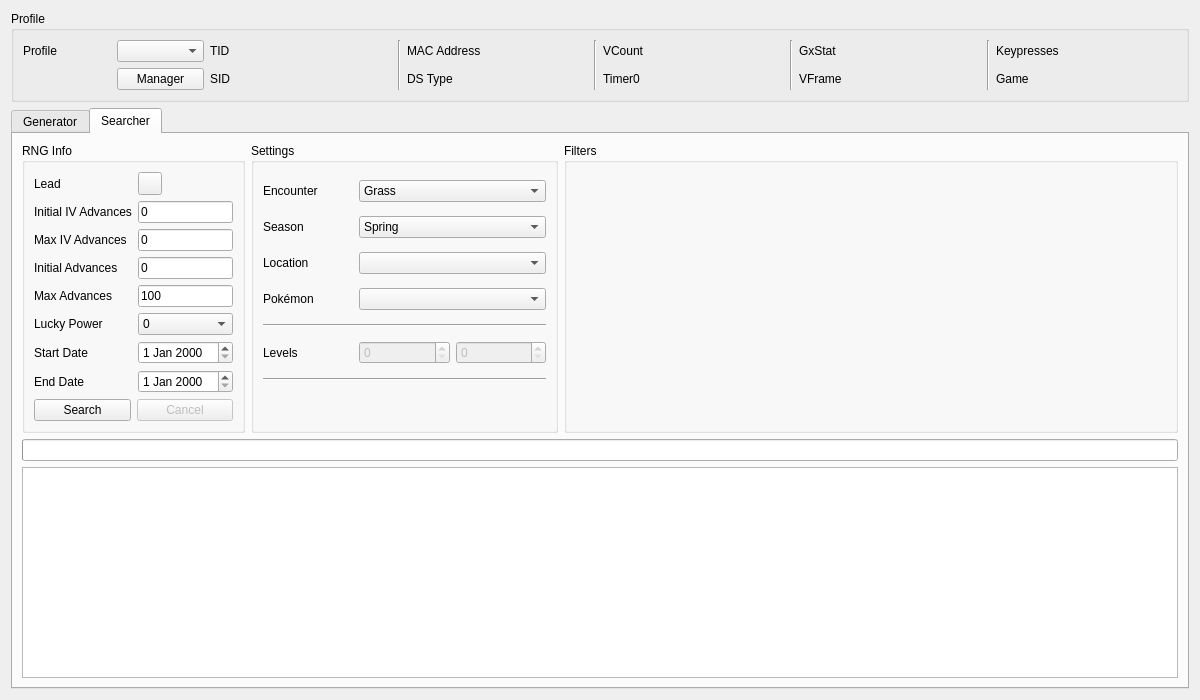
Admiral-Fish/PokeFinder, file Form/Gen5/Wild5.ui: the form before one commit.
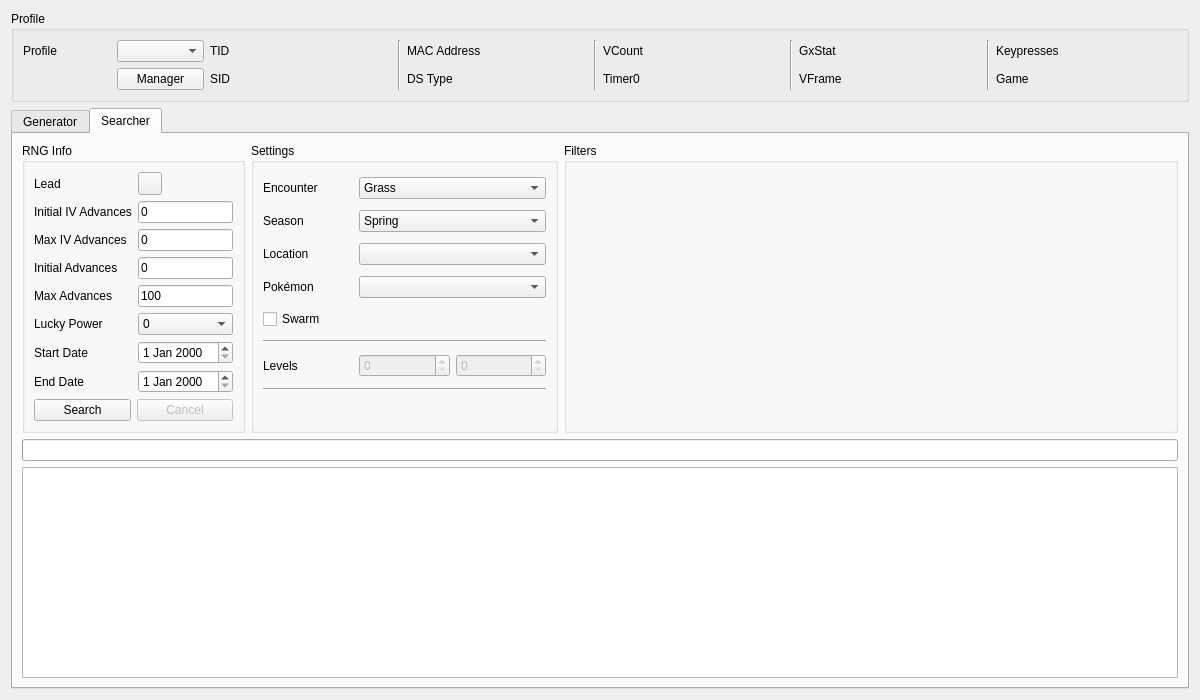
The form after the commit. The open tabs and pages were chosen to show the change. Custom widgets are drawn as their Qt base class.

The edit to the form file:
```diff
--- a/Form/Gen5/Wild5.ui
+++ b/Form/Gen5/Wild5.ui
@@ -410,7 +410,14 @@
            <widget class="ComboBox" name="comboBoxGeneratorPokemon"/>
           </item>
           <item row="4" column="0" colspan="3">
-           <widget class="Line" name="line_6">
+           <widget class="QCheckBox" name="checkBoxGeneratorSwarm">
+            <property name="text">
+             <string>Swarm</string>
+            </property>
+           </widget>
+          </item>
+          <item row="5" column="0" colspan="3">
+           <widget class="Line" name="line_7">
             <property name="orientation">
              <enum>Qt::Orientation::Horizontal</enum>
             </property>
@@ -731,41 +738,48 @@
            <widget class="ComboBox" name="comboBoxSearcherPokemon"/>
           </item>
           <item row="4" column="0" colspan="3">
+           <widget class="QCheckBox" name="checkBoxSearcherSwarm">
+            <property name="text">
+             <string>Swarm</string>
+            </property>
+           </widget>
+          </item>
+          <item row="5" column="0" colspan="3">
            <widget class="Line" name="line_5">
             <property name="orientation">
              <enum>Qt::Orientation::Horizontal</enum>
             </property>
            </widget>
           </item>
-          <item row="5" column="0">
+          <item row="6" column="0">
            <widget class="QLabel" name="labelSearcherLevel">
             <property name="text">
              <string>Levels</string>
             </property>
            </widget>
           </item>
-          <item row="5" column="1">
+          <item row="6" column="1">
            <widget class="QSpinBox" name="spinBoxSearcherLevelMin">
             <property name="enabled">
              <bool>false</bool>
             </property>
            </widget>
           </item>
-          <item row="5" column="2">
+          <item row="6" column="2">
            <widget class="QSpinBox" name="spinBoxSearcherLevelMax">
             <property name="enabled">
              <bool>false</bool>
             </property>
            </widget>
           </item>
-          <item row="6" column="0" colspan="3">
-           <widget class="Line" name="line_6">
-            <property name="orientation">
-             <enum>Qt::Orientation::Horizontal</enum>
-            </property>
-           </widget>
-          </item>
           <item row="7" column="0" colspan="3">
+           <widget class="Line" name="line_6">
+            <property name="orientation">
+             <enum>Qt::Orientation::Horizontal</enum>
+            </property>
+           </widget>
+          </item>
+          <item row="8" column="0" colspan="3">
            <widget class="QLabel" name="labelIVFastSearch">
             <property name="sizePolicy">
              <sizepolicy hsizetype="Preferred" vsizetype="Fixed">
```
Left out of the diff: 6 changed lines with no effect on the pictures.
